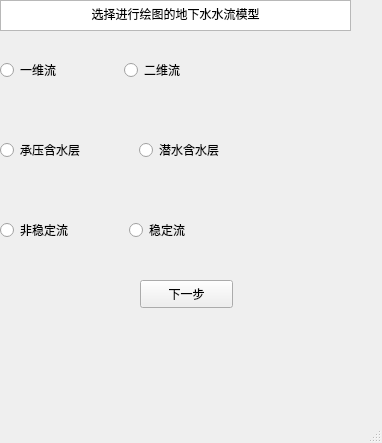
Old version of the form ui/MainWindow - untitled.ui in the repository Yulei-3005240023/FDM_groundwater.
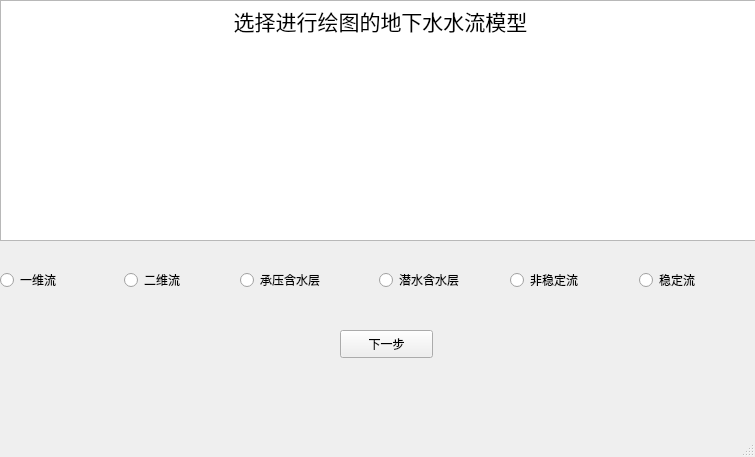
New version of the form.

```diff
--- a/ui/MainWindow - untitled.ui
+++ b/ui/MainWindow - untitled.ui
@@ -6,8 +6,8 @@
    <rect>
     <x>0</x>
     <y>0</y>
-    <width>382</width>
-    <height>443</height>
+    <width>755</width>
+    <height>457</height>
    </rect>
   </property>
   <property name="windowTitle">
@@ -20,8 +20,8 @@
    <widget class="QPushButton" name="pushButton">
     <property name="geometry">
      <rect>
-      <x>140</x>
-      <y>280</y>
+      <x>340</x>
+      <y>330</y>
       <width>93</width>
       <height>28</height>
      </rect>
@@ -33,8 +33,8 @@
    <widget class="QWidget" name="horizontalLayoutWidget">
     <property name="geometry">
      <rect>
-      <x>0</x>
-      <y>110</y>
+      <x>240</x>
+      <y>240</y>
       <width>271</width>
       <height>80</height>
      </rect>
@@ -66,7 +66,7 @@
     <property name="geometry">
      <rect>
       <x>0</x>
-      <y>30</y>
+      <y>240</y>
       <width>241</width>
       <height>80</height>
      </rect>
@@ -97,8 +97,8 @@
    <widget class="QWidget" name="horizontalLayoutWidget_3">
     <property name="geometry">
      <rect>
-      <x>0</x>
-      <y>190</y>
+      <x>510</x>
+      <y>240</y>
       <width>251</width>
       <height>80</height>
      </rect>
@@ -131,8 +131,8 @@
      <rect>
       <x>0</x>
       <y>0</y>
-      <width>351</width>
-      <height>31</height>
+      <width>761</width>
+      <height>241</height>
      </rect>
     </property>
     <property name="html">
@@ -140,7 +140,7 @@
 &lt;html&gt;&lt;head&gt;&lt;meta name=&quot;qrichtext&quot; content=&quot;1&quot; /&gt;&lt;style type=&quot;text/css&quot;&gt;
 p, li { white-space: pre-wrap; }
 &lt;/style&gt;&lt;/head&gt;&lt;body style=&quot; font-family:'SimSun'; font-size:9pt; font-weight:400; font-style:normal;&quot;&gt;
-&lt;p align=&quot;center&quot; style=&quot; margin-top:0px; margin-bottom:0px; margin-left:0px; margin-right:0px; -qt-block-indent:0; text-indent:0px;&quot;&gt;选择进行绘图的地下水水流模型&lt;/p&gt;&lt;/body&gt;&lt;/html&gt;</string>
+&lt;p align=&quot;center&quot; style=&quot; margin-top:0px; margin-bottom:0px; margin-left:0px; margin-right:0px; -qt-block-indent:0; text-indent:0px;&quot;&gt;&lt;span style=&quot; font-size:16pt;&quot;&gt;选择进行绘图的地下水水流模型&lt;/span&gt;&lt;/p&gt;&lt;/body&gt;&lt;/html&gt;</string>
     </property>
    </widget>
   </widget>
```
Left out of the diff: 2 changed lines with no effect on the pictures.
